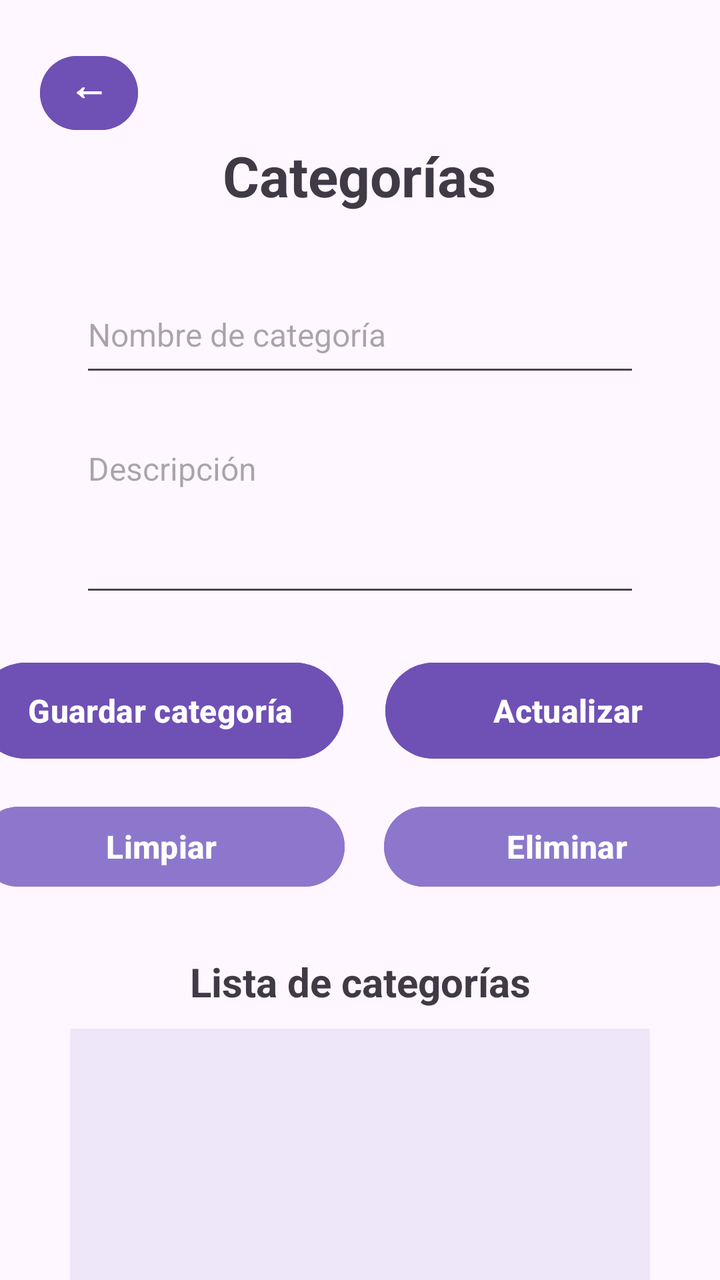
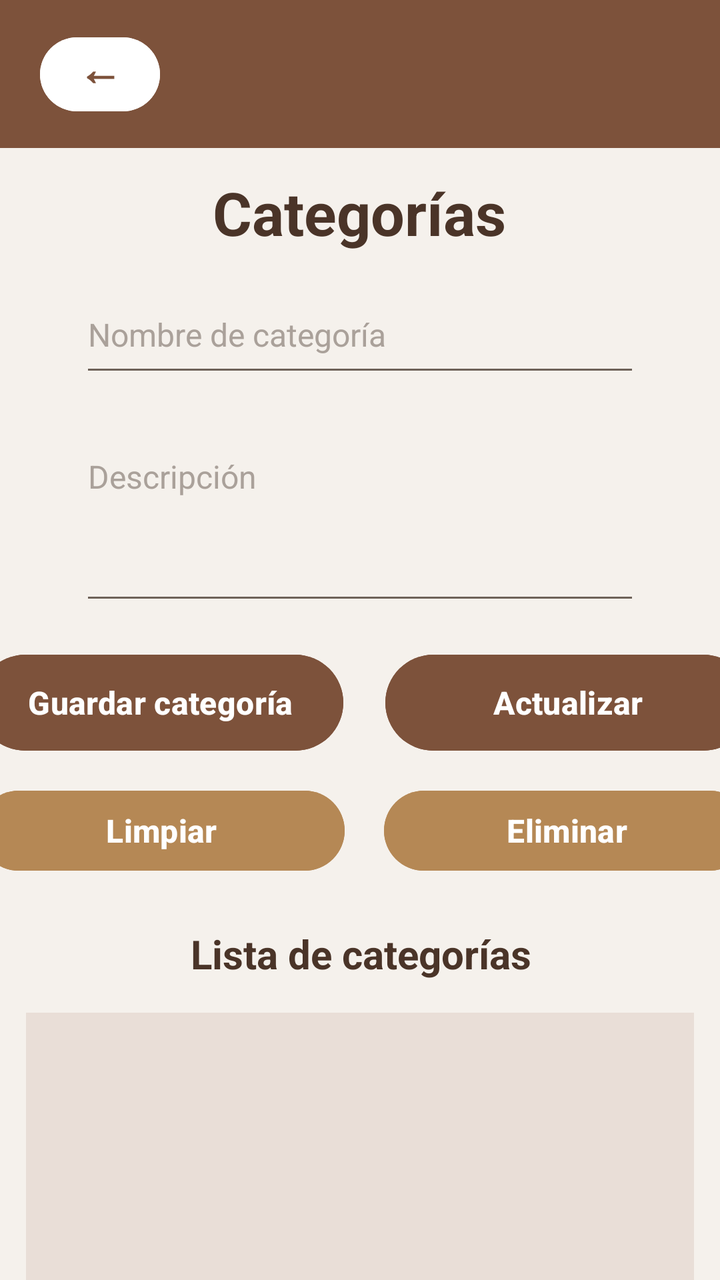

Screens rendered from an Android XML layout before and after an edit, with the pre-edit source and the edit as a unified diff.
<!-- AndroidManifest.xml: application theme Theme.BibliotecaGrupo3 -->
<!-- res/layout/activity_categorias.xml -->
<?xml version="1.0" encoding="utf-8"?>
<androidx.constraintlayout.widget.ConstraintLayout xmlns:android="http://schemas.android.com/apk/res/android"
    xmlns:app="http://schemas.android.com/apk/res-auto"
    xmlns:tools="http://schemas.android.com/tools"
    android:id="@+id/main"
    android:layout_width="match_parent"
    android:layout_height="match_parent"
    android:background="#FFF7FF"
    tools:context=".CategoriasActivity">

    <Button
        android:id="@+id/btnRegresar"
        android:layout_width="49dp"
        android:layout_height="45dp"
        android:layout_marginStart="20dp"
        android:layout_marginTop="24dp"
        android:backgroundTint="#6F50B5"
        android:includeFontPadding="false"
        android:minWidth="0dp"
        android:minHeight="0dp"
        android:onClick="regresar"
        android:paddingStart="0dp"
        android:paddingTop="0dp"
        android:paddingEnd="0dp"
        android:paddingBottom="8dp"
        android:text="←"
        android:textAllCaps="false"
        android:textColor="#FFFFFF"
        android:textSize="20sp"
        android:textStyle="bold"
        app:layout_constraintStart_toStartOf="parent"
        app:layout_constraintTop_toTopOf="parent" />

    <TextView
        android:id="@+id/txtTituloCategorias"
        android:layout_width="wrap_content"
        android:layout_height="wrap_content"
        android:layout_marginStart="136dp"
        android:layout_marginTop="69dp"
        android:layout_marginEnd="137dp"
        android:text="Categorías"
        android:textColor="#3F3A46"
        android:textSize="28sp"
        android:textStyle="bold"
        app:layout_constraintEnd_toEndOf="parent"
        app:layout_constraintStart_toStartOf="parent"
        app:layout_constraintTop_toTopOf="parent" />

    <EditText
        android:id="@+id/txtNombreCategoria"
        android:layout_width="0dp"
        android:layout_height="55dp"
        android:layout_marginStart="40dp"
        android:layout_marginTop="32dp"
        android:layout_marginEnd="40dp"
        android:hint="Nombre de categoría"
        android:inputType="text"
        android:textSize="16sp"
        app:layout_constraintEnd_toEndOf="parent"
        app:layout_constraintStart_toStartOf="parent"
        app:layout_constraintTop_toBottomOf="@+id/txtTituloCategorias" />

    <EditText
        android:id="@+id/txtDescripcionCategoria"
        android:layout_width="0dp"
        android:layout_height="90dp"
        android:layout_marginStart="40dp"
        android:layout_marginTop="20dp"
        android:layout_marginEnd="40dp"
        android:gravity="top"
        android:hint="Descripción"
        android:inputType="textMultiLine"
        android:textSize="16sp"
        app:layout_constraintEnd_toEndOf="parent"
        app:layout_constraintStart_toStartOf="parent"
        app:layout_constraintTop_toBottomOf="@+id/txtNombreCategoria" />

    <Button
        android:id="@+id/btnGuardarCategoria"
        android:layout_width="183dp"
        android:layout_height="56dp"
        android:layout_marginStart="20dp"
        android:layout_marginTop="24dp"
        android:layout_marginEnd="9dp"
        android:backgroundTint="#6F50B5"
        android:onClick="guardarCategoria"
        android:text="Guardar categoría"
        android:textAllCaps="false"
        android:textColor="#FFFFFF"
        android:textSize="16sp"
        android:textStyle="bold"
        app:layout_constraintEnd_toStartOf="@+id/btnActualizarCategoria"
        app:layout_constraintStart_toStartOf="parent"
        app:layout_constraintTop_toBottomOf="@+id/txtDescripcionCategoria" />

    <Button
        android:id="@+id/btnActualizarCategoria"
        android:layout_width="183dp"
        android:layout_height="56dp"
        android:layout_marginStart="12dp"
        android:layout_marginTop="24dp"
        android:layout_marginEnd="16dp"
        android:backgroundTint="#6F50B5"
        android:onClick="actualizarCategoria"
        android:text="Actualizar"
        android:textAllCaps="false"
        android:textColor="#FFFFFF"
        android:textSize="16sp"
        android:textStyle="bold"
        app:layout_constraintEnd_toEndOf="parent"
        app:layout_constraintStart_toEndOf="@+id/btnGuardarCategoria"
        app:layout_constraintTop_toBottomOf="@+id/txtDescripcionCategoria" />

    <Button
        android:id="@+id/btnLimpiar"
        android:layout_width="183dp"
        android:layout_height="48dp"
        android:layout_marginStart="20dp"
        android:layout_marginTop="16dp"
        android:layout_marginEnd="10dp"
        android:backgroundTint="#8D77CC"
        android:onClick="limpiarCampos"
        android:text="Limpiar"
        android:textAllCaps="false"
        android:textColor="#FFFFFF"
        android:textSize="16sp"
        android:textStyle="bold"
        app:layout_constraintEnd_toStartOf="@+id/btnEliminarCategoria"
        app:layout_constraintStart_toStartOf="parent"
        app:layout_constraintTop_toBottomOf="@+id/btnGuardarCategoria" />

    <Button
        android:id="@+id/btnEliminarCategoria"
        android:layout_width="183dp"
        android:layout_height="48dp"
        android:layout_marginStart="10dp"
        android:layout_marginTop="16dp"
        android:layout_marginEnd="16dp"
        android:backgroundTint="#8D77CC"
        android:onClick="eliminarCategoria"
        android:text="Eliminar"
        android:textAllCaps="false"
        android:textColor="#FFFFFF"
        android:textSize="16sp"
        android:textStyle="bold"
        app:layout_constraintEnd_toEndOf="parent"
        app:layout_constraintStart_toEndOf="@+id/btnLimpiar"
        app:layout_constraintTop_toBottomOf="@+id/btnActualizarCategoria" />

    <TextView
        android:id="@+id/txtListaTitulo"
        android:layout_width="wrap_content"
        android:layout_height="wrap_content"
        android:layout_marginTop="30dp"
        android:text="Lista de categorías"
        android:textColor="#3F3A46"
        android:textSize="20sp"
        android:textStyle="bold"
        app:layout_constraintEnd_toEndOf="parent"
        app:layout_constraintStart_toStartOf="parent"
        app:layout_constraintTop_toBottomOf="@+id/btnLimpiar" />

    <ListView
        android:id="@+id/listaCategorias"
        android:layout_width="0dp"
        android:layout_height="210dp"
        android:layout_marginStart="35dp"
        android:layout_marginTop="10dp"
        android:layout_marginEnd="35dp"
        android:background="#EEE7FA"
        app:layout_constraintEnd_toEndOf="parent"
        app:layout_constraintHorizontal_bias="1.0"
        app:layout_constraintStart_toStartOf="parent"
        app:layout_constraintTop_toBottomOf="@+id/txtListaTitulo" />

</androidx.constraintlayout.widget.ConstraintLayout>
<!-- resources referenced by this layout -->
<resources>
  <style name="Theme.BibliotecaGrupo3" parent="Base.Theme.BibliotecaGrupo3" />
  <style name="Base.Theme.BibliotecaGrupo3" parent="Theme.Material3.DayNight.NoActionBar">
          
          
      </style>
</resources>

<!-- the commit's change to res/layout/activity_categorias.xml (unified diff, before → after) -->
@@ -5,16 +5,24 @@
     android:id="@+id/main"
     android:layout_width="match_parent"
     android:layout_height="match_parent"
-    android:background="#FFF7FF"
+    android:background="#F5F1EC"
     tools:context=".CategoriasActivity">
+
+    <View
+        android:id="@+id/topBar"
+        android:layout_width="415dp"
+        android:layout_height="74dp"
+        android:background="#7D523B"
+        app:layout_constraintEnd_toEndOf="parent"
+        app:layout_constraintStart_toStartOf="parent"
+        app:layout_constraintTop_toTopOf="parent" />
 
     <Button
         android:id="@+id/btnRegresar"
-        android:layout_width="49dp"
+        android:layout_width="60dp"
         android:layout_height="45dp"
         android:layout_marginStart="20dp"
-        android:layout_marginTop="24dp"
-        android:backgroundTint="#6F50B5"
+        android:backgroundTint="#FFFFFF"
         android:includeFontPadding="false"
         android:minWidth="0dp"
         android:minHeight="0dp"
@@ -22,93 +30,66 @@
         android:paddingStart="0dp"
         android:paddingTop="0dp"
         android:paddingEnd="0dp"
-        android:paddingBottom="8dp"
+        android:paddingBottom="6dp"
         android:text="←"
         android:textAllCaps="false"
-        android:textColor="#FFFFFF"
-        android:textSize="20sp"
+        android:textColor="#7D523B"
+        android:textSize="22sp"
         android:textStyle="bold"
+        app:cornerRadius="24dp"
+        app:layout_constraintBottom_toBottomOf="@+id/topBar"
         app:layout_constraintStart_toStartOf="parent"
-        app:layout_constraintTop_toTopOf="parent" />
+        app:layout_constraintTop_toTopOf="@+id/topBar" />
 
     <TextView
         android:id="@+id/txtTituloCategorias"
         android:layout_width="wrap_content"
         android:layout_height="wrap_content"
-        android:layout_marginStart="136dp"
-        android:layout_marginTop="69dp"
-        android:layout_marginEnd="137dp"
+        android:layout_marginTop="12dp"
         android:text="Categorías"
-        android:textColor="#3F3A46"
-        android:textSize="28sp"
+        android:textColor="#4A3428"
+        android:textSize="30sp"
         android:textStyle="bold"
         app:layout_constraintEnd_toEndOf="parent"
+        app:layout_constraintHorizontal_bias="0.498"
         app:layout_constraintStart_toStartOf="parent"
-        app:layout_constraintTop_toTopOf="parent" />
+        app:layout_constraintTop_toBottomOf="@+id/topBar" />
 
     <EditText
         android:id="@+id/txtNombreCategoria"
         android:layout_width="0dp"
         android:layout_height="55dp"
         android:layout_marginStart="40dp"
-        android:layout_marginTop="32dp"
+        android:layout_marginTop="12dp"
         android:layout_marginEnd="40dp"
+        android:backgroundTint="#6E6259"
         android:hint="Nombre de categoría"
         android:inputType="text"
+        android:textColor="#4A3428"
+        android:textColorHint="#AAA19A"
         android:textSize="16sp"
         app:layout_constraintEnd_toEndOf="parent"
+        app:layout_constraintHorizontal_bias="0.0"
         app:layout_constraintStart_toStartOf="parent"
         app:layout_constraintTop_toBottomOf="@+id/txtTituloCategorias" />
-
-    <EditText
-        android:id="@+id/txtDescripcionCategoria"
-        android:layout_width="0dp"
-        android:layout_height="90dp"
-        android:layout_marginStart="40dp"
-        android:layout_marginTop="20dp"
-        android:layout_marginEnd="40dp"
-        android:gravity="top"
-        android:hint="Descripción"
-        android:inputType="textMultiLine"
-        android:textSize="16sp"
-        app:layout_constraintEnd_toEndOf="parent"
-        app:layout_constraintStart_toStartOf="parent"
-        app:layout_constraintTop_toBottomOf="@+id/txtNombreCategoria" />
 
     <Button
         android:id="@+id/btnGuardarCategoria"
         android:layout_width="183dp"
         android:layout_height="56dp"
         android:layout_marginStart="20dp"
-        android:layout_marginTop="24dp"
+        android:layout_marginTop="16dp"
         android:layout_marginEnd="9dp"
-        android:backgroundTint="#6F50B5"
+        android:backgroundTint="#7D523B"
         android:onClick="guardarCategoria"
         android:text="Guardar categoría"
         android:textAllCaps="false"
         android:textColor="#FFFFFF"
         android:textSize="16sp"
         android:textStyle="bold"
+        app:cornerRadius="28dp"
         app:layout_constraintEnd_toStartOf="@+id/btnActualizarCategoria"
         app:layout_constraintStart_toStartOf="parent"
-        app:layout_constraintTop_toBottomOf="@+id/txtDescripcionCategoria" />
-
-    <Button
-        android:id="@+id/btnActualizarCategoria"
-        android:layout_width="183dp"
-        android:layout_height="56dp"
-        android:layout_marginStart="12dp"
-        android:layout_marginTop="24dp"
-        android:layout_marginEnd="16dp"
-        android:backgroundTint="#6F50B5"
-        android:onClick="actualizarCategoria"
-        android:text="Actualizar"
-        android:textAllCaps="false"
-        android:textColor="#FFFFFF"
-        android:textSize="16sp"
-        android:textStyle="bold"
-        app:layout_constraintEnd_toEndOf="parent"
-        app:layout_constraintStart_toEndOf="@+id/btnGuardarCategoria"
         app:layout_constraintTop_toBottomOf="@+id/txtDescripcionCategoria" />
 
     <Button
@@ -116,15 +97,16 @@
         android:layout_width="183dp"
         android:layout_height="48dp"
         android:layout_marginStart="20dp"
-        android:layout_marginTop="16dp"
+        android:layout_marginTop="12dp"
         android:layout_marginEnd="10dp"
-        android:backgroundTint="#8D77CC"
+        android:backgroundTint="#B58855"
         android:onClick="limpiarCampos"
         android:text="Limpiar"
         android:textAllCaps="false"
         android:textColor="#FFFFFF"
         android:textSize="16sp"
         android:textStyle="bold"
+        app:cornerRadius="28dp"
         app:layout_constraintEnd_toStartOf="@+id/btnEliminarCategoria"
         app:layout_constraintStart_toStartOf="parent"
         app:layout_constraintTop_toBottomOf="@+id/btnGuardarCategoria" />
@@ -134,42 +116,81 @@
         android:layout_width="183dp"
         android:layout_height="48dp"
         android:layout_marginStart="10dp"
-        android:layout_marginTop="16dp"
+        android:layout_marginTop="12dp"
         android:layout_marginEnd="16dp"
-        android:backgroundTint="#8D77CC"
+        android:backgroundTint="#B58855"
         android:onClick="eliminarCategoria"
         android:text="Eliminar"
         android:textAllCaps="false"
         android:textColor="#FFFFFF"
         android:textSize="16sp"
         android:textStyle="bold"
+        app:cornerRadius="28dp"
         app:layout_constraintEnd_toEndOf="parent"
         app:layout_constraintStart_toEndOf="@+id/btnLimpiar"
         app:layout_constraintTop_toBottomOf="@+id/btnActualizarCategoria" />
+
+    <Button
+        android:id="@+id/btnActualizarCategoria"
+        android:layout_width="183dp"
+        android:layout_height="56dp"
+        android:layout_marginStart="12dp"
+        android:layout_marginTop="16dp"
+        android:layout_marginEnd="16dp"
+        android:backgroundTint="#7D523B"
+        android:onClick="actualizarCategoria"
+        android:text="Actualizar"
+        android:textAllCaps="false"
+        android:textColor="#FFFFFF"
+        android:textSize="16sp"
+        android:textStyle="bold"
+        app:cornerRadius="28dp"
+        app:layout_constraintEnd_toEndOf="parent"
+        app:layout_constraintStart_toEndOf="@+id/btnGuardarCategoria"
+        app:layout_constraintTop_toBottomOf="@+id/txtDescripcionCategoria" />
 
     <TextView
         android:id="@+id/txtListaTitulo"
         android:layout_width="wrap_content"
         android:layout_height="wrap_content"
-        android:layout_marginTop="30dp"
+        android:layout_marginTop="24dp"
         android:text="Lista de categorías"
-        android:textColor="#3F3A46"
+        android:textColor="#4A3428"
         android:textSize="20sp"
         android:textStyle="bold"
         app:layout_constraintEnd_toEndOf="parent"
+        app:layout_constraintHorizontal_bias="0.502"
         app:layout_constraintStart_toStartOf="parent"
         app:layout_constraintTop_toBottomOf="@+id/btnLimpiar" />
 
+    <EditText
+        android:id="@+id/txtDescripcionCategoria"
+        android:layout_width="0dp"
+        android:layout_height="90dp"
+        android:layout_marginStart="40dp"
+        android:layout_marginTop="24dp"
+        android:layout_marginEnd="40dp"
+        android:backgroundTint="#6E6259"
+        android:gravity="top"
+        android:hint="Descripción"
+        android:inputType="textMultiLine"
+        android:textColor="#4A3428"
+        android:textColorHint="#AAA19A"
+        android:textSize="16sp"
+        app:layout_constraintEnd_toEndOf="parent"
+        app:layout_constraintHorizontal_bias="0.0"
+        app:layout_constraintStart_toStartOf="parent"
+        app:layout_constraintTop_toBottomOf="@+id/txtNombreCategoria" />
+
     <ListView
         android:id="@+id/listaCategorias"
-        android:layout_width="0dp"
-        android:layout_height="210dp"
+        android:layout_width="334dp"
+        android:layout_height="204dp"
         android:layout_marginStart="35dp"
-        android:layout_marginTop="10dp"
+        android:layout_marginTop="16dp"
         android:layout_marginEnd="35dp"
-        android:background="#EEE7FA"
+        android:background="#E9DED7"
         app:layout_constraintEnd_toEndOf="parent"
-        app:layout_constraintHorizontal_bias="1.0"
         app:layout_constraintStart_toStartOf="parent"
         app:layout_constraintTop_toBottomOf="@+id/txtListaTitulo" />
 
